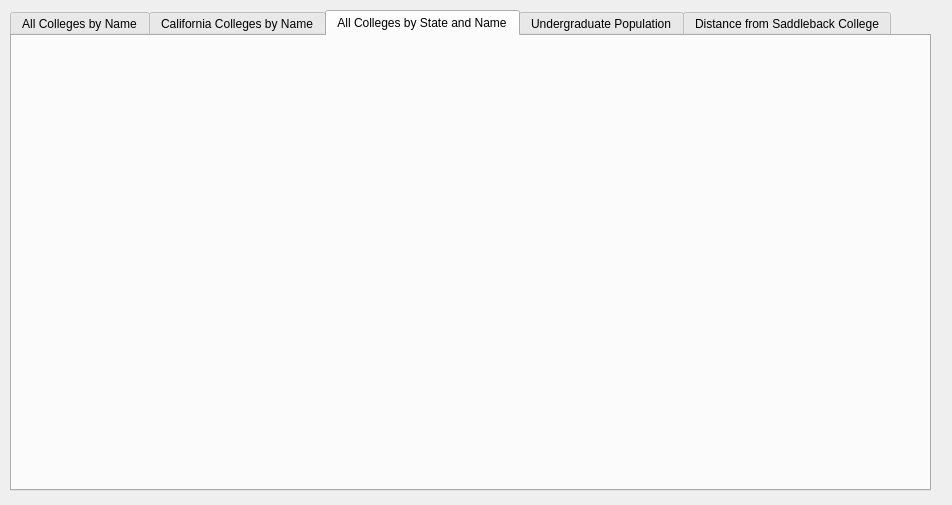
Before: the Qt Designer form Colleges/collegelist.ui in SubtractIt/CS1D-Project-2, drawn with Qt 5.
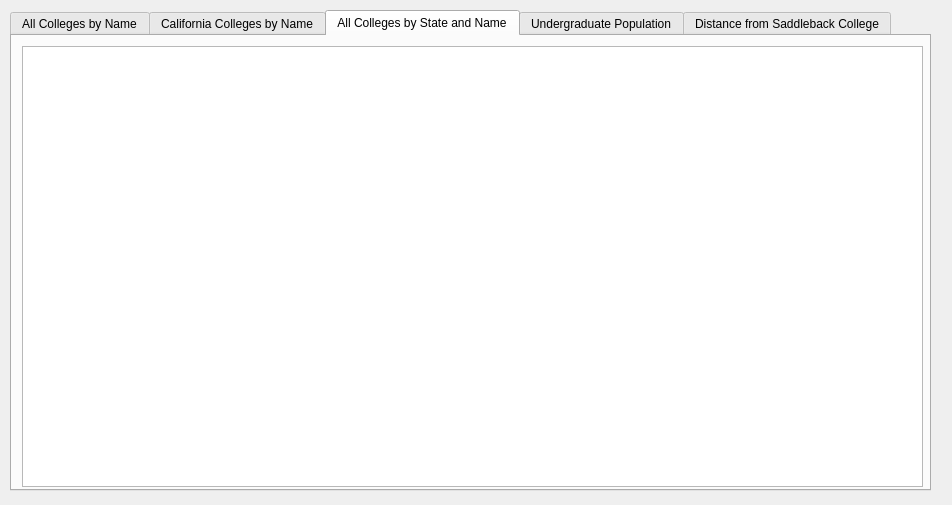
After: the same form once the commit is applied. The open tabs and pages were chosen to show the change.

Patch:
```diff
--- a/Colleges/collegelist.ui
+++ b/Colleges/collegelist.ui
@@ -62,6 +62,16 @@
     <attribute name="title">
      <string>All Colleges by State and Name</string>
     </attribute>
+    <widget class="QListWidget" name="statesWidget">
+     <property name="geometry">
+      <rect>
+       <x>10</x>
+       <y>10</y>
+       <width>901</width>
+       <height>441</height>
+      </rect>
+     </property>
+    </widget>
    </widget>
    <widget class="QWidget" name="tab_4">
     <attribute name="title">
```
Left out of the diff: 9 changed lines with no effect on the pictures.
